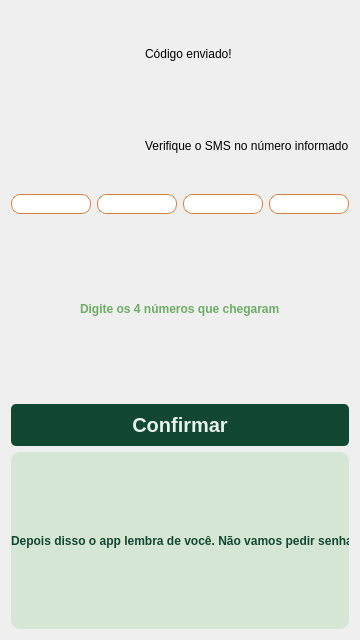
This is gui/SMSScreen.ui in pollyanasousa/projeto-interdisciplinar-ufrpe as Qt 5 draws it before an edit. The edited form follows.
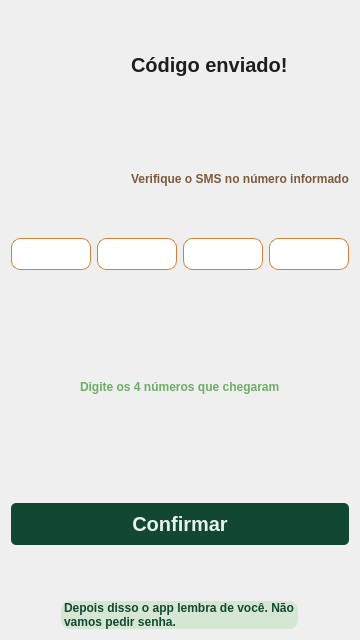
This is the edited form. Icons and pictures are not drawn.

What changed in the file:
```diff
--- a/gui/SMSScreen.ui
+++ b/gui/SMSScreen.ui
@@ -49,7 +49,7 @@
 	color: #1E1E1E;
 	background-color: #FFFFFF;
 	border-radius: 9px;
-	font-size: 14px;
+	font-size: 24px;
 }
 
 QLabel#welcome_label{
@@ -59,14 +59,14 @@
 	color:#124831;
 }
 
-QLabel#question_label{
+QLabel#code_sent_label{
 	font-family:&quot;Roboto Flex&quot;;
 	font-weight:600;
 	font-size:20px;
 	color: #1E1E1E;
 }
 
-QLabel#code_label{
+QLabel#verify_label{
 	font-family:&quot;Roboto Flex&quot;;
 	font-weight:500;
 	font-size:12px;
@@ -85,6 +85,7 @@
 	color:#124831;
 	background-color:#D6E6D4;
 	border-radius:9px;
+	margin-top: 50px;
 }</string>
   </property>
   <layout class="QVBoxLayout" name="verticalLayout_2">
@@ -92,7 +93,7 @@
     <layout class="QVBoxLayout" name="verticalLayout">
      <item>
       <layout class="QHBoxLayout" name="horizontalLayout">
-       <item>
+       <item alignment="Qt::AlignmentFlag::AlignHCenter">
         <widget class="QLabel" name="message_logo">
          <property name="text">
           <string/>
@@ -161,8 +162,20 @@
      </item>
      <item alignment="Qt::AlignmentFlag::AlignHCenter">
       <widget class="QLabel" name="message_label">
+       <property name="sizePolicy">
+        <sizepolicy hsizetype="Preferred" vsizetype="Fixed">
+         <horstretch>0</horstretch>
+         <verstretch>0</verstretch>
+        </sizepolicy>
+       </property>
+       <property name="maximumSize">
+        <size>
+         <width>330</width>
+         <height>16777215</height>
+        </size>
+       </property>
        <property name="text">
-        <string>Depois disso o app lembra de você. Não vamos pedir senha.</string>
+        <string>Depois disso o app lembra de você. Não &lt;br /&gt;vamos pedir senha.</string>
        </property>
        <property name="textFormat">
         <enum>Qt::TextFormat::AutoText</enum>
```
